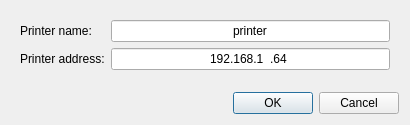
The window that ui/src/ui/addprinterdialog.ui (iserramacsa/mcomms) describes before a commit, drawn with Qt 5.
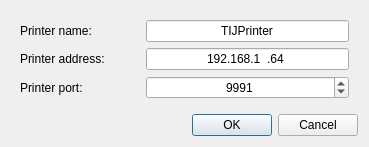
The same window after the commit.

Diff of the .ui file:
```diff
--- a/ui/src/ui/addprinterdialog.ui
+++ b/ui/src/ui/addprinterdialog.ui
@@ -6,8 +6,8 @@
    <rect>
     <x>0</x>
     <y>0</y>
-    <width>410</width>
-    <height>125</height>
+    <width>369</width>
+    <height>142</height>
    </rect>
   </property>
   <layout class="QVBoxLayout" name="verticalLayout">
@@ -24,7 +24,7 @@
       <item row="0" column="1">
        <widget class="QLineEdit" name="_edName">
         <property name="text">
-         <string>printer</string>
+         <string>TIJPrinter</string>
         </property>
         <property name="alignment">
          <set>Qt::AlignCenter</set>
@@ -33,6 +33,12 @@
       </item>
       <item row="1" column="0">
        <widget class="QLabel" name="label_2">
+        <property name="minimumSize">
+         <size>
+          <width>120</width>
+          <height>0</height>
+         </size>
+        </property>
         <property name="text">
          <string>Printer address:</string>
         </property>
@@ -51,6 +57,26 @@
         </property>
        </widget>
       </item>
+      <item row="2" column="0">
+       <widget class="QLabel" name="label_3">
+        <property name="text">
+         <string>Printer port:</string>
+        </property>
+       </widget>
+      </item>
+      <item row="2" column="1">
+       <widget class="QSpinBox" name="_spinPort">
+        <property name="alignment">
+         <set>Qt::AlignCenter</set>
+        </property>
+        <property name="maximum">
+         <number>65535</number>
+        </property>
+        <property name="value">
+         <number>9991</number>
+        </property>
+       </widget>
+      </item>
      </layout>
     </widget>
    </item>
```
